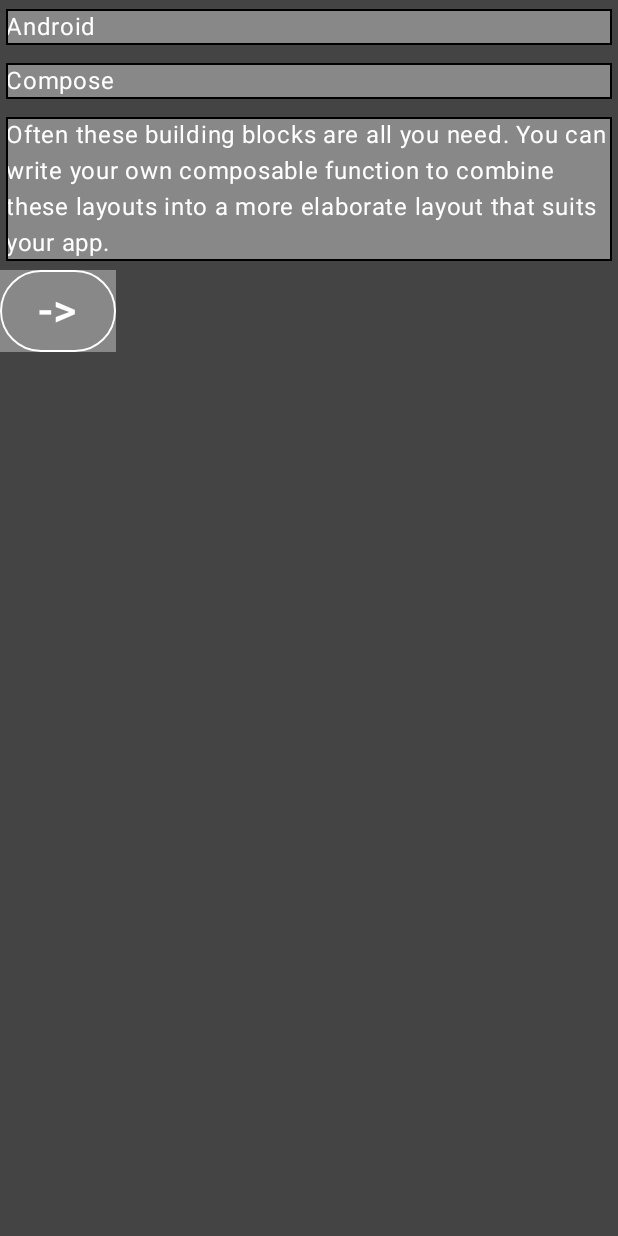
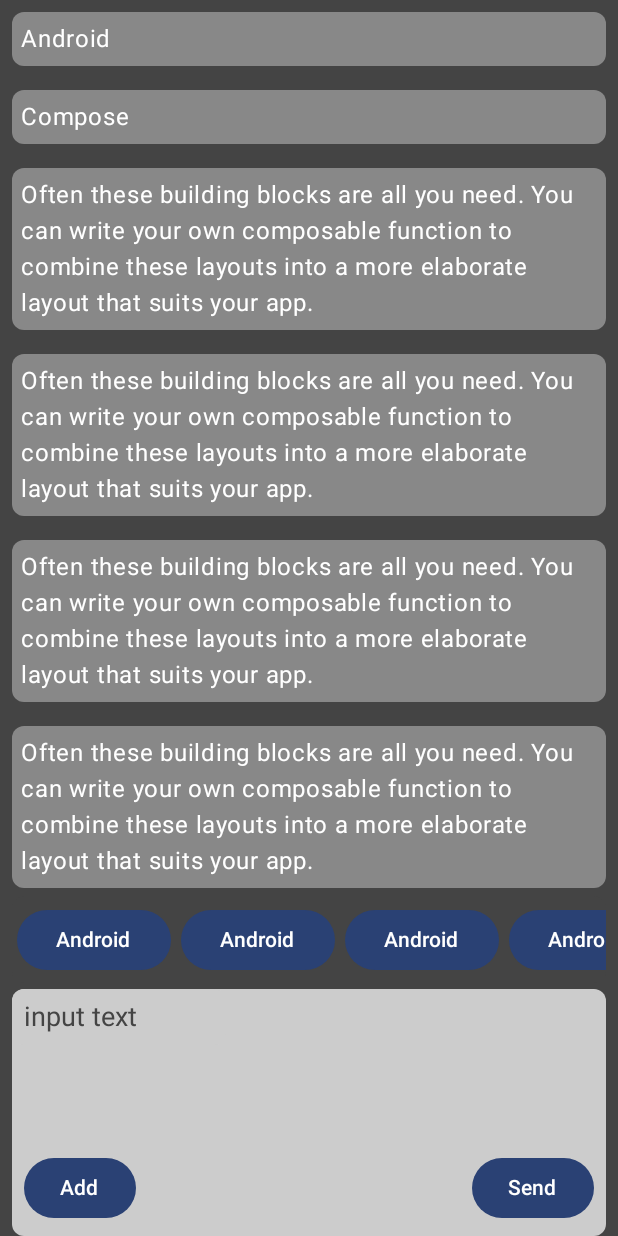
Before and after one commit to yenik/compose-playground, an Android app built with Jetpack Compose: the screen it shows after launch (MainActivity), on a phone screen of 412 x 824 dp. Run offline under Robolectric (Android 15) with nearby library versions, the phone set to English and light mode, and no system bars.

Commit message:
first concept of layout

```diff
--- a/app/src/main/java/cz/nuanced/composemindframe/MainActivity.kt
+++ b/app/src/main/java/cz/nuanced/composemindframe/MainActivity.kt
@@ -4,22 +4,46 @@ import android.os.Bundle
 import androidx.activity.ComponentActivity
 import androidx.activity.compose.setContent
 import androidx.activity.enableEdgeToEdge
+import androidx.compose.foundation.Image
 import androidx.compose.foundation.background
 import androidx.compose.foundation.border
+import androidx.compose.foundation.horizontalScroll
+import androidx.compose.foundation.layout.Arrangement
 import androidx.compose.foundation.layout.Box
 import androidx.compose.foundation.layout.Column
+import androidx.compose.foundation.layout.Row
+import androidx.compose.foundation.layout.Spacer
+import androidx.compose.foundation.layout.fillMaxHeight
 import androidx.compose.foundation.layout.fillMaxSize
 import androidx.compose.foundation.layout.fillMaxWidth
+import androidx.compose.foundation.layout.height
 import androidx.compose.foundation.layout.padding
+import androidx.compose.foundation.layout.statusBarsPadding
+import androidx.compose.foundation.lazy.LazyColumn
+import androidx.compose.foundation.rememberScrollState
 import androidx.compose.foundation.shape.RoundedCornerShape
+import androidx.compose.foundation.text.BasicTextField
+import androidx.compose.foundation.verticalScroll
+import androidx.compose.material3.Button
+import androidx.compose.material3.FabPosition
+import androidx.compose.material3.FloatingActionButton
 import androidx.compose.material3.MaterialTheme
 import androidx.compose.material3.OutlinedButton
+import androidx.compose.material3.RadioButton
 import androidx.compose.material3.Scaffold
 import androidx.compose.material3.Text
 import androidx.compose.runtime.Composable
+import androidx.compose.runtime.getValue
+import androidx.compose.runtime.mutableStateOf
+import androidx.compose.runtime.remember
+import androidx.compose.runtime.setValue
+import androidx.compose.runtime.withRunningRecomposer
+import androidx.compose.ui.Alignment
 import androidx.compose.ui.Modifier
 import androidx.compose.ui.graphics.Color
 import androidx.compose.ui.graphics.Shape
+import androidx.compose.ui.res.painterResource
+import androidx.compose.ui.text.TextStyle
 import androidx.compose.ui.tooling.preview.Preview
 import androidx.compose.ui.unit.dp
 import androidx.compose.ui.unit.sp
@@ -31,22 +55,84 @@ class MainActivity : ComponentActivity() {
         enableEdgeToEdge()
         setContent {
             ComposeMindFrameTheme {
-                Scaffold(modifier = Modifier
-                    .fillMaxSize()
+                var text by remember { mutableStateOf("input text") }
+                Scaffold(
+//                    floatingActionButtonPosition = FabPosition.End,
+//                    floatingActionButton = {
+//                        FloatingActionButton(onClick = { /*TODO*/ }) {
+//                            ConfirmButton(onClick = { /*TODO*/ })
+//                        }
+//                    }
                 ) { innerPadding ->
-                    Column(modifier = Modifier
-                        .fillMaxSize()
-                        .padding(innerPadding)
+                    Column(
+                        modifier = Modifier
                             .background(Color.DarkGray)
-                    ){
+                            .padding(innerPadding),
+                        verticalArrangement = Arrangement.Bottom
+                    ) {
+                        Column(
+                            modifier = Modifier
+                                .weight(3.6f)
+                                .background(Color.DarkGray)
+                                .verticalScroll(rememberScrollState()),
+                            verticalArrangement = Arrangement.Bottom
+                        ) {
                             Meme(content = "Android")
                             Meme(content = "Compose")
-                        Meme(content = "Often these building blocks are all you need. You can write" +
+                            repeat(12) {
+                                Meme(
+                                    content = "Often these building blocks are all you need. You can write" +
                                             " your own composable function to combine these layouts into a more" +
-                                " elaborate layout that suits your app.")
-                        ConfirmButton(onClick = { /*TODO*/ })
+                                            " elaborate layout that suits your app."
+                                )
                             }
-
+                        }
+                        Row(
+                            modifier = Modifier
+                                .fillMaxWidth()
+                                .weight(.4f)
+                                .padding(8.dp, 4.dp)
+                                .background(Color.DarkGray, shape = MaterialTheme.shapes.small)
+                                .horizontalScroll(rememberScrollState()),
+                            verticalAlignment = Alignment.CenterVertically
+                        ) {
+                            repeat(7) {
+                                TagButton(tag = "Android")
+                            }
+                        }
+                        Box(
+                            modifier = Modifier
+                                .fillMaxWidth()
+                                .weight(1f)
+                                .padding(8.dp, 0.dp)
+                                .background(Color.LightGray, shape = MaterialTheme.shapes.small)
+                        ) {
+                            BasicTextField(
+                                value = text,
+                                onValueChange = { text = it },
+                                textStyle = TextStyle(fontSize = 18.sp, color = Color.DarkGray),
+                                modifier = Modifier
+                                    .background(Color.LightGray, shape = MaterialTheme.shapes.small)
+                                    .padding(8.dp)
+                            )
+                            Button(
+                                onClick = { /*TODO*/ },
+                                modifier = Modifier
+                                    .align(Alignment.BottomEnd)
+                                    .padding(8.dp)
+                            ) {
+                                Text(text = "Send")
+                            }
+                            Button(
+                                onClick = { /*TODO*/ },
+                                modifier = Modifier
+                                    .align(Alignment.BottomStart)
+                                    .padding(8.dp)
+                            ) {
+                                Text(text = "Add")
+                            }
+                        }
+                    }
 
                 }
             }
@@ -56,16 +142,19 @@ class MainActivity : ComponentActivity() {
 
 @Composable
 fun Meme(content: String) {
+    Box(
+        modifier = Modifier
+            .padding(8.dp)
+            .fillMaxWidth()
+            .background(Color.Gray, shape = MaterialTheme.shapes.small)
+    ) {
         Text(
             text = content,
             modifier = Modifier
-            .padding(4.dp, 6.dp)
-            .fillMaxWidth()
-            .border(width = 1.dp, color = Color.Black)
-            .background(Color.Gray)
-        ,
+                .padding(6.dp),
             color = Color.White
         )
+    }
 }
 
 @Composable
@@ -81,7 +170,8 @@ fun ConfirmButton(onClick: () -> Unit) {
             ),
         shape = RoundedCornerShape(40.dp)
     ) {
-        Text(text = "->",
+        Text(
+            text = "Confirm",
             color = Color.White,
             fontSize = 30.sp,
             modifier = Modifier
@@ -91,10 +181,35 @@ fun ConfirmButton(onClick: () -> Unit) {
     }
 }
 
+@Composable
+fun TagButton(tag: String) {
+    Button(
+        onClick = { /*TODO*/ },
+        Modifier
+            .padding(3.dp, 0.dp)
+    ) {
+        Text(
+            text = tag,
+            color = Color.White,
+            modifier = Modifier
+                .padding(2.dp)
+        )
+    }
+}
+
+@Composable
+fun Survey(modifier: Modifier = Modifier) {
+    Row {
+        Image(painterResource(id = R.drawable.ic_launcher_foreground), contentDescription = "logo")
+        Text(text = "logo", color = Color(0xFF7C1C1C))
+        RadioButton(selected = false, onClick = { /*TODO*/ })
+    }
+}
+
 @Preview(showBackground = true)
 @Composable
 fun MemePreview() {
     ComposeMindFrameTheme {
-        Meme("Android")
+        Survey()
     }
 }
```
Lines whose indentation alone changed are shown as unchanged.
